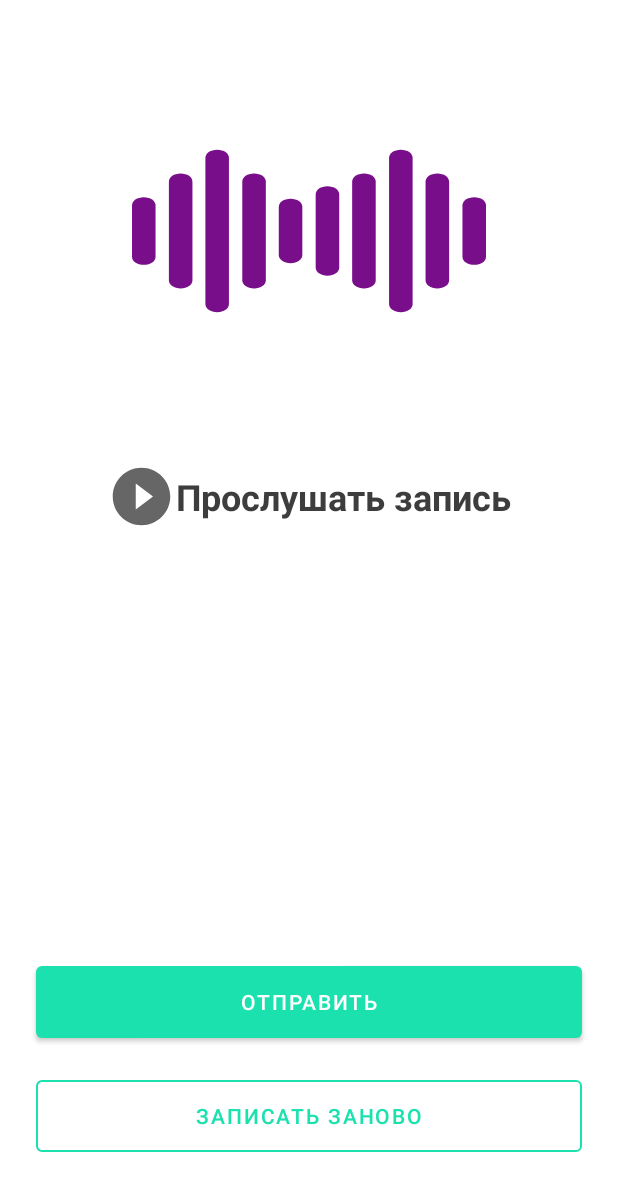
After one commit to OlesyaJ/language, an Android app: the layout fragment_onboarding_final.xml on its own in the app's theme, with its tools: preview values and no code run, on a phone screen of 412 x 824 dp. The commit adds this screen. Shown: the top 1191 px of the screen. Run offline under Robolectric (Android 15) with nearby library versions, the phone set to English and light mode, and no system bars.

Commit message:
Onboarding done

```diff
--- a/app/src/main/java/com/example/language/ui/fragments/IntroFragment.kt
+++ b/app/src/main/java/com/example/language/onboarding/fragments/IntroFragment.kt
@@ -3,4 +3,6 @@ package com.example.language.ui.fragments
 import androidx.fragment.app.Fragment
 import com.example.language.R
 
-class IntroFragment : Fragment(R.layout.fragment_intro)
+class IntroFragment : Fragment(R.layout.fragment_intro) {
+
+}
--- /dev/null
+++ b/app/src/main/java/com/example/language/onboarding/fragments/ListenFragment.kt
@@ -0,0 +1,6 @@
+package com.example.language.onboarding.fragments
+
+import androidx.fragment.app.Fragment
+import com.example.language.R
+
+class IKnowMyLevelFragment : Fragment(R.layout.fragment_i_know_my_level)
--- /dev/null
+++ b/app/src/main/java/com/example/language/onboarding/fragments/OnboardingFinalFragment.kt
@@ -0,0 +1,6 @@
+package com.example.language.onboarding.fragments
+
+import androidx.fragment.app.Fragment
+import com.example.language.R
+
+class ListenFragment : Fragment(R.layout.fragment_listen_tell_me_more)
--- /dev/null
+++ b/app/src/main/res/drawable/ic_baseline_play_circle_filled_24.xml
@@ -0,0 +1,10 @@
+<vector xmlns:android="http://schemas.android.com/apk/res/android"
+    android:width="24dp"
+    android:height="24dp"
+    android:viewportWidth="24"
+    android:viewportHeight="24"
+    android:tint="?attr/colorControlNormal">
+  <path
+      android:fillColor="@android:color/white"
+      android:pathData="M12,2C6.48,2 2,6.48 2,12s4.48,10 10,10 10,-4.48 10,-10S17.52,2 12,2zM10,16.5v-9l6,4.5 -6,4.5z"/>
+</vector>
--- /dev/null
+++ b/app/src/main/res/drawable/ic_wave_1.xml
@@ -0,0 +1,36 @@
+<vector xmlns:android="http://schemas.android.com/apk/res/android"
+    android:width="236dp"
+    android:height="164dp"
+    android:viewportWidth="236"
+    android:viewportHeight="164">
+  <path
+      android:pathData="M105.703,103.455C101.255,103.455 97.854,101.091 97.854,98V66C97.854,62.909 101.255,60.546 105.703,60.546C110.15,60.546 113.552,62.91 113.552,66V98C113.552,101.091 110.151,103.455 105.703,103.455Z"
+      android:fillColor="#790E8B"/>
+  <path
+      android:pathData="M81.37,120.364C76.922,120.364 73.521,118 73.521,114.909V49.091C73.521,46 76.923,43.637 81.37,43.637C85.818,43.637 89.219,46 89.219,49.091V114.909C89.219,118 85.818,120.364 81.37,120.364Z"
+      android:fillColor="#790E8B"/>
+  <path
+      android:pathData="M56.776,136.182C52.328,136.182 48.927,133.818 48.927,130.727V33.273C48.927,30.182 52.328,27.818 56.776,27.818C61.223,27.818 64.625,30.182 64.625,33.273V130.727C64.625,133.818 61.224,136.182 56.776,136.182Z"
+      android:fillColor="#790E8B"/>
+  <path
+      android:pathData="M32.444,120.364C27.996,120.364 24.595,118 24.595,114.909V49.091C24.595,46 27.996,43.637 32.444,43.637C36.891,43.637 40.293,46 40.293,49.091V114.909C40.293,118 36.891,120.364 32.444,120.364Z"
+      android:fillColor="#790E8B"/>
+  <path
+      android:pathData="M7.849,104.546C3.401,104.546 0,102.182 0,99.091V64.91C0,61.818 3.401,59.455 7.849,59.455C12.297,59.455 15.698,61.819 15.698,64.91V99.091C15.698,102.182 12.297,104.546 7.849,104.546Z"
+      android:fillColor="#790E8B"/>
+  <path
+      android:pathData="M179.224,136.182C174.776,136.182 171.375,133.818 171.375,130.727V33.273C171.375,30.182 174.777,27.818 179.224,27.818C183.672,27.818 187.073,30.182 187.073,33.273V130.727C187.073,133.818 183.672,136.182 179.224,136.182Z"
+      android:fillColor="#790E8B"/>
+  <path
+      android:pathData="M154.63,120.364C150.181,120.364 146.781,118 146.781,114.909V49.091C146.781,46 150.182,43.637 154.63,43.637C159.077,43.637 162.479,46 162.479,49.091V114.909C162.479,118 159.078,120.364 154.63,120.364Z"
+      android:fillColor="#790E8B"/>
+  <path
+      android:pathData="M130.297,111.818C125.849,111.818 122.448,109.454 122.448,106.364V57.636C122.448,54.545 125.85,52.182 130.297,52.182C134.745,52.182 138.146,54.545 138.146,57.636V106.363C138.146,109.454 134.745,111.818 130.297,111.818Z"
+      android:fillColor="#790E8B"/>
+  <path
+      android:pathData="M203.556,120.364C199.108,120.364 195.707,118 195.707,114.909V49.091C195.707,46 199.109,43.637 203.556,43.637C208.004,43.637 211.405,46 211.405,49.091V114.909C211.406,118 208.004,120.364 203.556,120.364Z"
+      android:fillColor="#790E8B"/>
+  <path
+      android:pathData="M228.151,104.546C223.703,104.546 220.302,102.182 220.302,99.091V64.91C220.302,61.818 223.703,59.455 228.151,59.455C232.599,59.455 236,61.819 236,64.91V99.091C236,102.182 232.599,104.546 228.151,104.546Z"
+      android:fillColor="#790E8B"/>
+</vector>
--- /dev/null
+++ b/app/src/main/res/layout/fragment_onboarding_final.xml
@@ -0,0 +1,73 @@
+<?xml version="1.0" encoding="utf-8"?>
+<androidx.constraintlayout.widget.ConstraintLayout xmlns:android="http://schemas.android.com/apk/res/android"
+    xmlns:app="http://schemas.android.com/apk/res-auto"
+    android:layout_width="match_parent"
+    android:layout_height="match_parent">
+
+    <ImageView
+        android:id="@+id/iv_wave"
+        android:layout_width="wrap_content"
+        android:layout_height="wrap_content"
+        android:layout_marginTop="72dp"
+        android:src="@drawable/ic_wave_1"
+        app:layout_constraintEnd_toEndOf="parent"
+        app:layout_constraintStart_toStartOf="parent"
+        app:layout_constraintTop_toTopOf="parent" />
+
+
+    <ImageView
+        android:id="@+id/iv_play"
+        android:layout_width="46dp"
+        android:layout_height="46dp"
+        android:layout_marginTop="72dp"
+        android:src="@drawable/ic_baseline_play_circle_filled_24"
+        app:layout_constraintEnd_toStartOf="@id/tv_listen"
+        app:layout_constraintStart_toStartOf="@id/iv_wave"
+        app:layout_constraintTop_toBottomOf="@id/iv_wave" />
+
+    <TextView
+        android:id="@+id/tv_listen"
+        android:layout_width="wrap_content"
+        android:layout_height="wrap_content"
+        android:text="Прослушать запись"
+        android:textColor="#3d3d3d"
+        android:textSize="24sp"
+        android:textStyle="bold"
+        app:layout_constraintBottom_toBottomOf="@id/iv_play"
+        app:layout_constraintEnd_toEndOf="@id/iv_wave"
+        app:layout_constraintStart_toEndOf="@id/iv_play"
+        app:layout_constraintTop_toTopOf="@id/iv_play" />
+
+    <View
+        android:id="@+id/btn_listen"
+        android:layout_width="0dp"
+        android:layout_height="0dp"
+        app:layout_constraintBottom_toBottomOf="@id/iv_play"
+        app:layout_constraintEnd_toEndOf="@id/tv_listen"
+        app:layout_constraintStart_toStartOf="@id/iv_play"
+        app:layout_constraintTop_toTopOf="@id/iv_play" />
+
+    <com.google.android.material.button.MaterialButton
+        android:id="@+id/btn_start_test"
+        android:layout_width="0dp"
+        android:layout_height="wrap_content"
+        android:layout_marginHorizontal="24dp"
+        android:layout_marginBottom="28dp"
+        android:text="Отправить"
+        app:layout_constraintBottom_toTopOf="@id/btn_i_know_my_level"
+        app:layout_constraintEnd_toEndOf="parent"
+        app:layout_constraintStart_toStartOf="parent" />
+
+    <com.google.android.material.button.MaterialButton
+        android:id="@+id/btn_i_know_my_level"
+        style="?materialButtonOutlinedStyle"
+        android:layout_width="0dp"
+        android:layout_height="wrap_content"
+        android:layout_marginHorizontal="24dp"
+        android:layout_marginBottom="56dp"
+        android:text="Записать заново"
+        app:layout_constraintBottom_toBottomOf="parent"
+        app:layout_constraintEnd_toEndOf="parent"
+        app:layout_constraintStart_toStartOf="parent" />
+
+</androidx.constraintlayout.widget.ConstraintLayout>
```
Also changed, not shown: app/src/main/java/com/example/language/onboarding/MainActivity.kt (added, +35 -0 lines), app/src/main/java/com/example/language/onboarding/fragments/IKnowMyLevelFragment.kt (added, +8 -0 lines), app/src/main/java/com/example/language/onboarding/fragments/TellMeMoreFragment.kt (added, +166 -0 lines), app/src/main/java/com/example/language/onboarding/vm/TellMeMoreViewModel.kt (added, +18 -0 lines), app/src/main/java/com/example/language/ui/MainActivity.kt (deleted, +0 -18 lines), app/src/main/res/drawable/ic_lady_1.xml (added, +51 -0 lines), app/src/main/res/drawable/ic_police_1.xml (added, +48 -0 lines), app/src/main/res/layout/fragment_i_know_my_level.xml (added, +57 -0 lines), app/src/main/res/layout/fragment_listen_tell_me_more.xml (added, +86 -0 lines), app/src/main/res/layout/fragment_tell_me_more.xml (added, +57 -0 lines).
